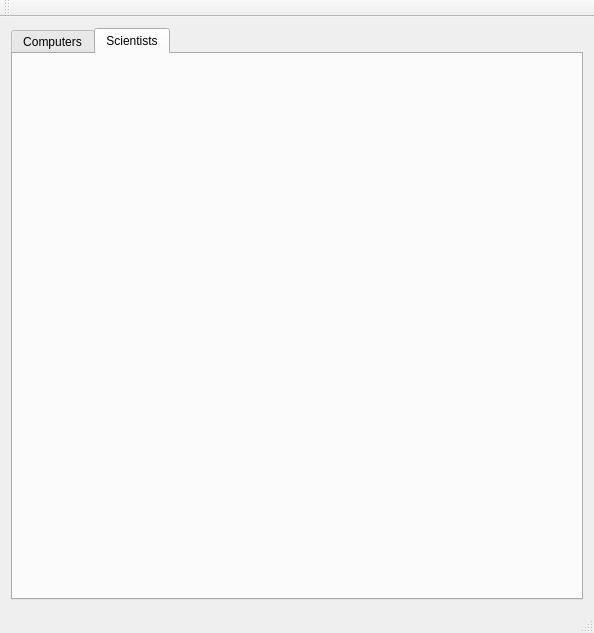
Old version of the form vika3/week3/mainwindow.ui in the repository axelboga/hopur32.
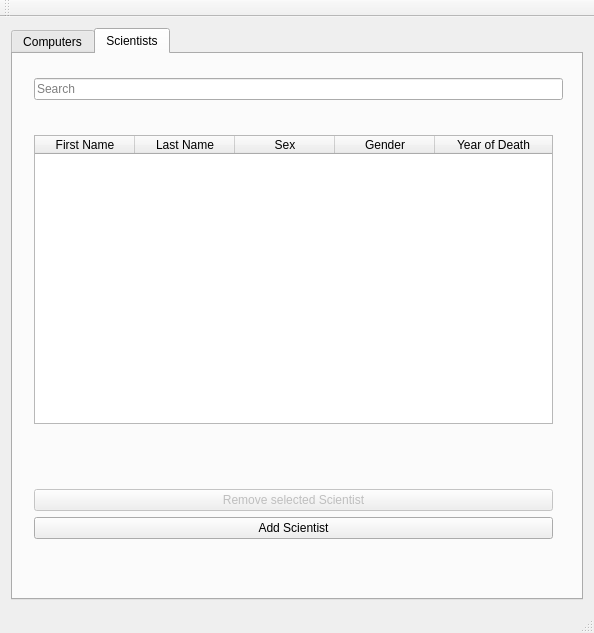
New version of the form. The open tabs and pages were chosen to show the change.

Commit message: Scientist tab

Diff of the .ui file:
```diff
--- a/vika3/week3/mainwindow.ui
+++ b/vika3/week3/mainwindow.ui
@@ -14,7 +14,7 @@
    <string>MainWindow</string>
   </property>
   <widget class="QWidget" name="centralWidget">
-   <layout class="QVBoxLayout" name="verticalLayout_6">
+   <layout class="QVBoxLayout" name="verticalLayout_2">
     <item>
      <widget class="QTabWidget" name="tabs">
       <property name="tabShape">
@@ -30,29 +30,10 @@
        <attribute name="title">
         <string>Computers</string>
        </attribute>
-       <widget class="QComboBox" name="dropdown_order_by">
-        <property name="geometry">
-         <rect>
-          <x>3</x>
-          <y>49</y>
-          <width>561</width>
-          <height>26</height>
-         </rect>
-        </property>
-       </widget>
-       <widget class="QPushButton" name="button_add_computer">
-        <property name="geometry">
-         <rect>
-          <x>140</x>
-          <y>450</y>
-          <width>281</width>
-          <height>32</height>
-         </rect>
-        </property>
-        <property name="text">
-         <string>Add a new computer</string>
-        </property>
-       </widget>
+       <layout class="QVBoxLayout" name="verticalLayout_6">
+        <item>
+         <layout class="QVBoxLayout" name="verticalLayout">
+          <item>
        <widget class="QLineEdit" name="input_filter_computers">
         <property name="geometry">
          <rect>
@@ -124,11 +105,139 @@
          </property>
         </column>
        </widget>
+          </item>
+         </layout>
+        </item>
+        <item>
+         <layout class="QVBoxLayout" name="verticalLayout_4">
+          <item>
+           <layout class="QVBoxLayout" name="verticalLayout_5">
+            <item>
+             <widget class="QPushButton" name="button_remove_computer">
+              <property name="enabled">
+               <bool>false</bool>
+              </property>
+              <property name="text">
+               <string>Remove selected computer</string>
+              </property>
+             </widget>
+            </item>
+            <item>
+             <widget class="QPushButton" name="button_add_computer">
+              <property name="text">
+               <string>Add a new computer</string>
+              </property>
+             </widget>
+            </item>
+           </layout>
+          </item>
+         </layout>
+        </item>
+       </layout>
       </widget>
       <widget class="QWidget" name="tab_scientist">
        <attribute name="title">
         <string>Scientists</string>
        </attribute>
+       <widget class="QWidget" name="verticalLayoutWidget_5">
+        <property name="geometry">
+         <rect>
+          <x>10</x>
+          <y>10</y>
+          <width>551</width>
+          <height>51</height>
+         </rect>
+        </property>
+        <layout class="QVBoxLayout" name="verticalLayout_7">
+         <item>
+          <widget class="QLineEdit" name="input_filter_scientists">
+           <property name="placeholderText">
+            <string>Search</string>
+           </property>
+          </widget>
+         </item>
+        </layout>
+       </widget>
+       <widget class="QWidget" name="verticalLayoutWidget_6">
+        <property name="geometry">
+         <rect>
+          <x>10</x>
+          <y>70</y>
+          <width>541</width>
+          <height>311</height>
+         </rect>
+        </property>
+        <layout class="QVBoxLayout" name="verticalLayout_8">
+         <item>
+          <widget class="QTableWidget" name="table_scientists">
+           <attribute name="horizontalHeaderStretchLastSection">
+            <bool>true</bool>
+           </attribute>
+           <attribute name="verticalHeaderStretchLastSection">
+            <bool>false</bool>
+           </attribute>
+           <column>
+            <property name="text">
+             <string>First Name</string>
+            </property>
+           </column>
+           <column>
+            <property name="text">
+             <string>Last Name</string>
+            </property>
+           </column>
+           <column>
+            <property name="text">
+             <string>Sex</string>
+            </property>
+           </column>
+           <column>
+            <property name="text">
+             <string>Gender</string>
+            </property>
+           </column>
+           <column>
+            <property name="text">
+             <string>Year of Death</string>
+            </property>
+           </column>
+          </widget>
+         </item>
+        </layout>
+       </widget>
+       <widget class="QWidget" name="verticalLayoutWidget_7">
+        <property name="geometry">
+         <rect>
+          <x>10</x>
+          <y>400</y>
+          <width>541</width>
+          <height>121</height>
+         </rect>
+        </property>
+        <layout class="QVBoxLayout" name="verticalLayout_9">
+         <item>
+          <layout class="QVBoxLayout" name="verticalLayout_10">
+           <item>
+            <widget class="QPushButton" name="button_remove_scientist">
+             <property name="enabled">
+              <bool>false</bool>
+             </property>
+             <property name="text">
+              <string>Remove selected Scientist</string>
+             </property>
+            </widget>
+           </item>
+           <item>
+            <widget class="QPushButton" name="button_add_scientist">
+             <property name="text">
+              <string>Add Scientist</string>
+             </property>
+            </widget>
+           </item>
+          </layout>
+         </item>
+        </layout>
+       </widget>
       </widget>
      </widget>
     </item>
```
Left out of the diff: 59 changed lines with no effect on the pictures. Lines whose indentation alone changed are shown as unchanged. The commit also changes 8 other files.
